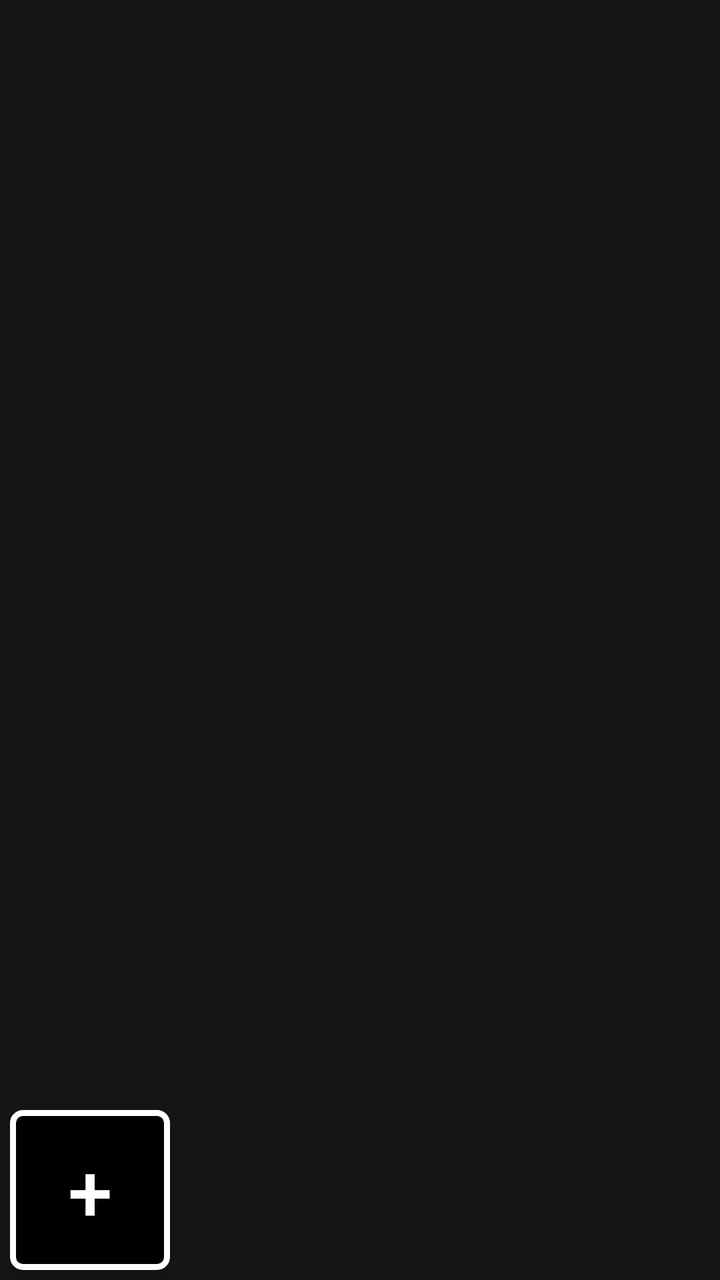
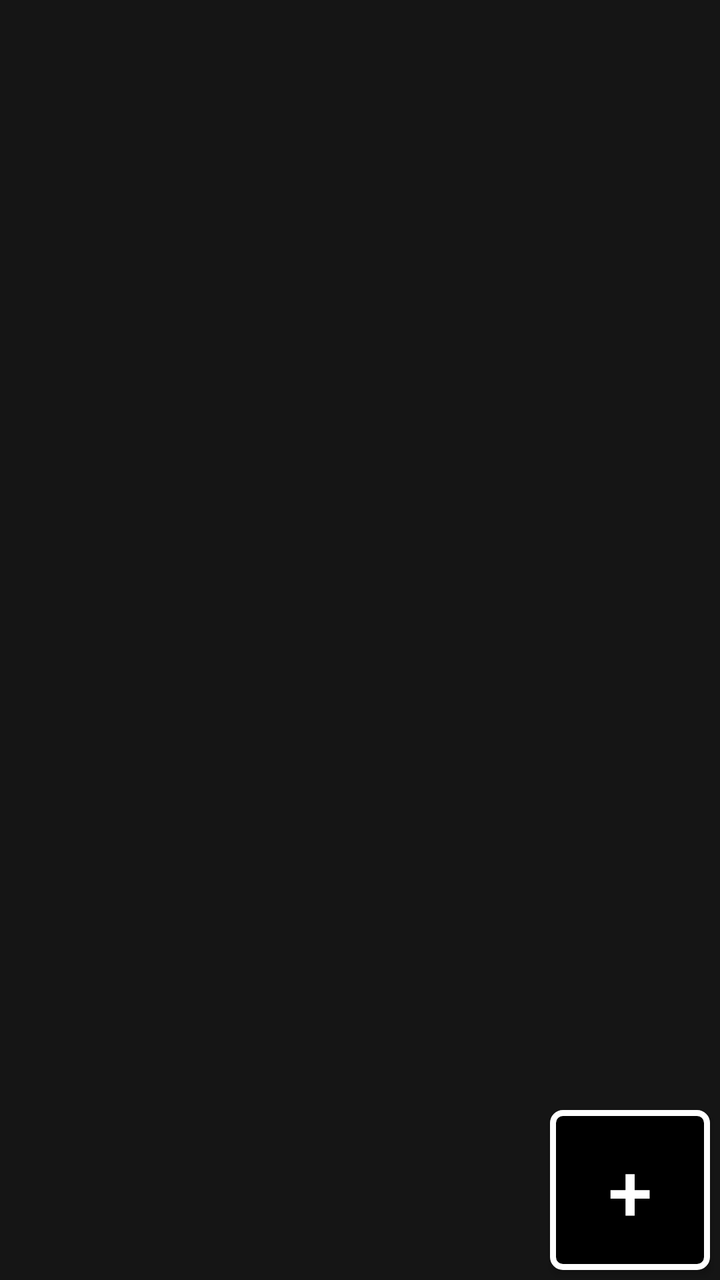

Compare the two renders of this Android layout. The source of the first and the diff that turns it into the second are given below.
<!-- AndroidManifest.xml: application theme Theme.Riova -->
<!-- res/layout/journal.xml -->
<?xml version="1.0" encoding="utf-8"?>
<androidx.coordinatorlayout.widget.CoordinatorLayout xmlns:android="http://schemas.android.com/apk/res/android"
    xmlns:tools="http://schemas.android.com/tools"
    xmlns:app="http://schemas.android.com/apk/res-auto"
    android:id="@+id/fragment_journal"
    android:layout_width="match_parent"
    android:layout_height="match_parent"
    android:background="@color/navigation_back"
    tools:context=".fragments.JournalFragment">

    
    <androidx.recyclerview.widget.RecyclerView
        android:id="@+id/journal_recycler_view"
        android:layout_width="match_parent"
        android:layout_height="match_parent"
        android:clipToPadding="false"
        android:paddingTop="5dp"
        android:visibility="gone"
        app:layoutManager="androidx.recyclerview.widget.LinearLayoutManager"
        android:orientation="vertical"
        android:fillViewport="true">

    </androidx.recyclerview.widget.RecyclerView>

    <Button
        android:id="@+id/button_addJournal"
        android:layout_gravity="bottom"
        android:gravity="center"
        android:layout_width="80dp"
        android:layout_height="80dp"
        android:text="@string/plus"
        android:textSize="40sp"
        app:backgroundTint="@null"
        style="@style/addjournal_button"/>
    

</androidx.coordinatorlayout.widget.CoordinatorLayout>
<!-- resources referenced by this layout -->
<resources>
  <color name="navigation_back">#151515</color>
  <string name="plus">+</string>
  <style name="addjournal_button" parent="Widget.AppCompat.Button">
          <item name="android:layout_width">45dp</item>
          <item name="android:layout_height">45dp</item>
          <item name="android:layout_margin">5dp</item>
          <item name="android:clickable">true</item>
          <item name="android:focusable">true</item>
          <item name="android:background">@drawable/addjournal_button</item>
      </style>
  <style name="Theme.Riova" parent="Base.Theme.Riova" />
  <!-- drawable addjournal_button (drawable) -->
  <?xml version="1.0" encoding="utf-8"?>
  <shape xmlns:android="http://schemas.android.com/apk/res/android">
  
      <solid android:color="@color/black"/>
      <stroke
          android:width="3dp"
          android:color="#FFFFFF"
          />
      <corners
          android:radius="5dp"
          />
  </shape>
  <style name="Base.Theme.Riova" parent="Theme.Material3.DayNight.NoActionBar">
          
          
      </style>
  <color name="black">#FF000000</color>
</resources>

<!-- the commit's change to res/layout/journal.xml (unified diff, before → after) -->
@@ -1,5 +1,5 @@
 <?xml version="1.0" encoding="utf-8"?>
-<androidx.coordinatorlayout.widget.CoordinatorLayout xmlns:android="http://schemas.android.com/apk/res/android"
+<androidx.constraintlayout.widget.ConstraintLayout xmlns:android="http://schemas.android.com/apk/res/android"
     xmlns:tools="http://schemas.android.com/tools"
     xmlns:app="http://schemas.android.com/apk/res-auto"
     android:id="@+id/fragment_journal"
@@ -10,6 +10,8 @@
 
     
     <androidx.recyclerview.widget.RecyclerView
+        app:layout_constraintTop_toTopOf="parent"
+        app:layout_constraintBottom_toBottomOf="parent"
         android:id="@+id/journal_recycler_view"
         android:layout_width="match_parent"
         android:layout_height="match_parent"
@@ -18,11 +20,14 @@
         android:visibility="gone"
         app:layoutManager="androidx.recyclerview.widget.LinearLayoutManager"
         android:orientation="vertical"
+        app:stackFromEnd="false"
         android:fillViewport="true">
 
     </androidx.recyclerview.widget.RecyclerView>
 
     <Button
+        app:layout_constraintBottom_toBottomOf="parent"
+        app:layout_constraintEnd_toEndOf="parent"
         android:id="@+id/button_addJournal"
         android:layout_gravity="bottom"
         android:gravity="center"
@@ -34,4 +39,4 @@
         style="@style/addjournal_button"/>
     
 
-</androidx.coordinatorlayout.widget.CoordinatorLayout>
+</androidx.constraintlayout.widget.ConstraintLayout>
